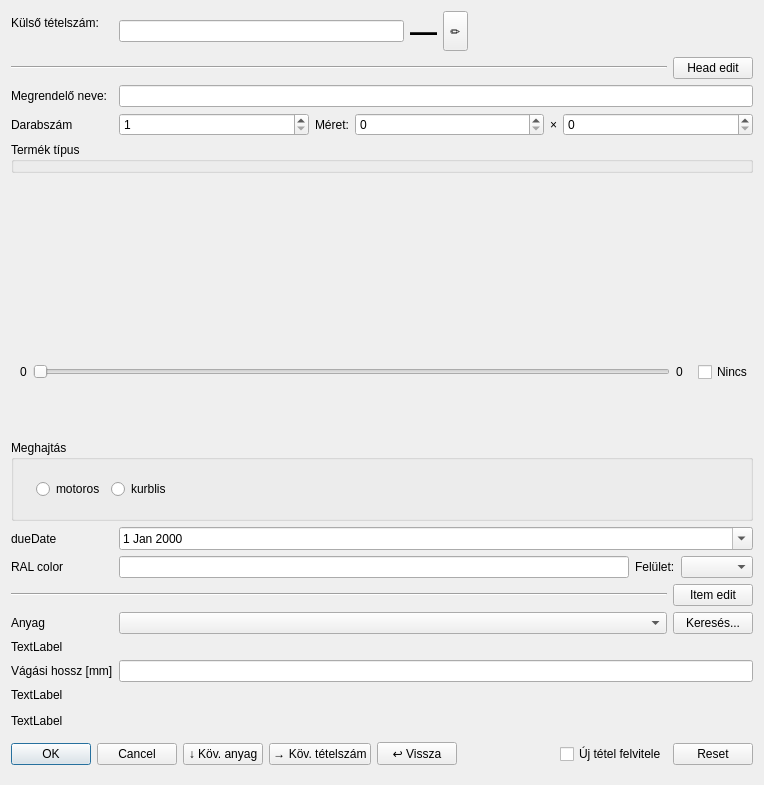
This is view/dialog/input/addinputdialog.ui in horvathzoltan/cutplannerpro as Qt 5 draws it before an edit. The edited form follows.
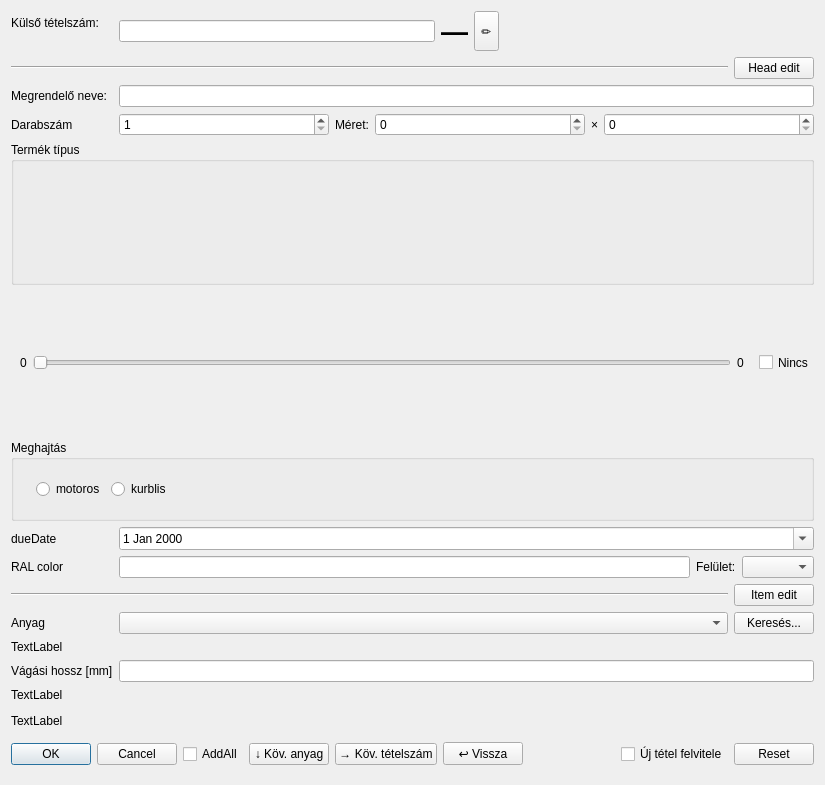
This is the edited form. The open tabs and pages were chosen to show the change.

Commit message: type,subtype,calcmode ui fix, batch req add

Diff of the .ui file:
```diff
--- a/view/dialog/input/addinputdialog.ui
+++ b/view/dialog/input/addinputdialog.ui
@@ -6,7 +6,7 @@
    <rect>
     <x>0</x>
     <y>0</y>
-    <width>764</width>
+    <width>825</width>
     <height>785</height>
    </rect>
   </property>
@@ -179,9 +179,11 @@
      <property name="title">
       <string>Termék típus</string>
      </property>
-    </widget>
-   </item>
-   <item row="11" column="0" colspan="2">
+     <layout class="QVBoxLayout" name="verticalLayout">
+      <item>
+       <widget class="QWidget" name="typeContainerWidget" native="true"/>
+      </item>
+      <item>
     <widget class="QStackedWidget" name="stackedWidget_stackSubtype">
      <property name="currentIndex">
       <number>0</number>
@@ -190,6 +192,12 @@
      <widget class="QWidget" name="page_2"/>
     </widget>
    </item>
+      <item>
+       <widget class="QWidget" name="calcModeContainerWidget" native="true"/>
+      </item>
+     </layout>
+    </widget>
+   </item>
    <item row="14" column="0" colspan="2">
     <layout class="QHBoxLayout" name="horizontalLayout_5">
      <item>
@@ -238,7 +246,7 @@
         </layout>
        </widget>
        <widget class="QWidget" name="pageSlider">
-        <layout class="QHBoxLayout">
+        <layout class="QHBoxLayout" stretch="0,1,0">
          <item>
           <widget class="QLabel" name="labelLeftValue">
            <property name="text">
@@ -442,6 +450,13 @@
        </property>
       </widget>
      </item>
+     <item>
+      <widget class="QCheckBox" name="chkGenerateAll">
+       <property name="text">
+        <string>AddAll</string>
+       </property>
+      </widget>
+     </item>
      <item>
       <widget class="QPushButton" name="btnNextMaterial">
        <property name="text">
```
Lines whose indentation alone changed are shown as unchanged. The commit also changes 5 other files.
